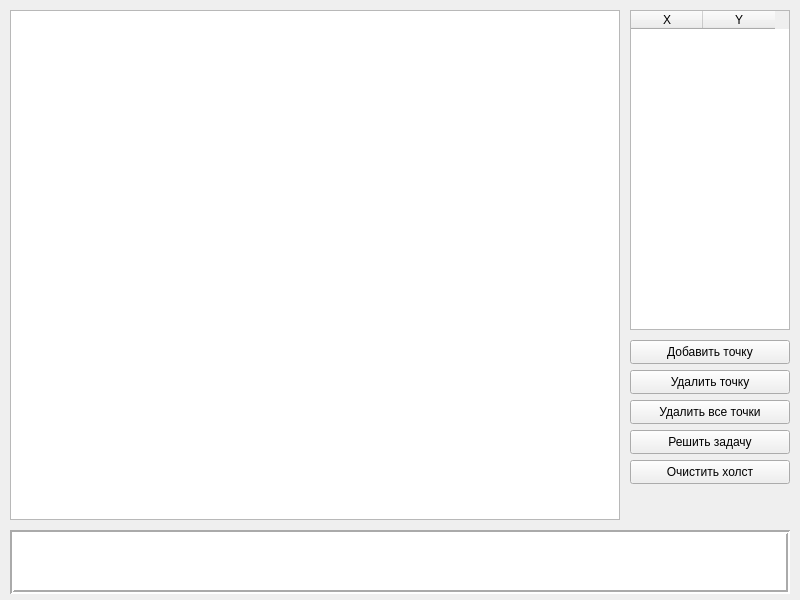
The window that antsor/lab_01/mainwindow.ui (SGCube/IU7-Computer-Graphics) describes before a commit, drawn with Qt 5.
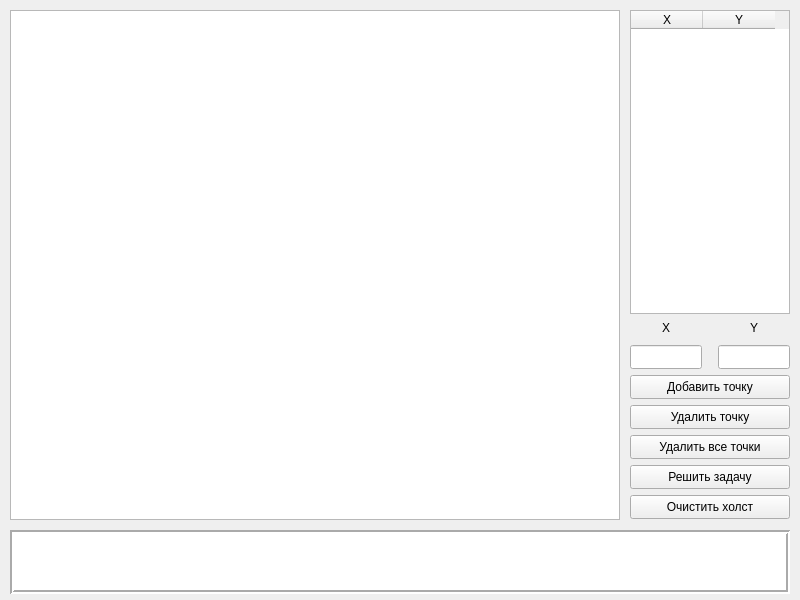
The same window after the commit.

```diff
--- a/antsor/lab_01/mainwindow.ui
+++ b/antsor/lab_01/mainwindow.ui
@@ -20,7 +20,7 @@
       <x>630</x>
       <y>10</y>
       <width>160</width>
-      <height>320</height>
+      <height>304</height>
      </rect>
     </property>
     <property name="verticalScrollBarPolicy">
@@ -86,7 +86,7 @@
     <property name="geometry">
      <rect>
       <x>630</x>
-      <y>340</y>
+      <y>375</y>
       <width>160</width>
       <height>24</height>
      </rect>
@@ -99,7 +99,7 @@
     <property name="geometry">
      <rect>
       <x>630</x>
-      <y>370</y>
+      <y>405</y>
       <width>160</width>
       <height>24</height>
      </rect>
@@ -142,7 +142,7 @@
     <property name="geometry">
      <rect>
       <x>630</x>
-      <y>400</y>
+      <y>435</y>
       <width>160</width>
       <height>24</height>
      </rect>
@@ -155,7 +155,7 @@
     <property name="geometry">
      <rect>
       <x>630</x>
-      <y>430</y>
+      <y>465</y>
       <width>160</width>
       <height>24</height>
      </rect>
@@ -196,7 +196,7 @@
     <property name="geometry">
      <rect>
       <x>630</x>
-      <y>460</y>
+      <y>495</y>
       <width>160</width>
       <height>24</height>
      </rect>
@@ -244,6 +244,58 @@
      <enum>QGraphicsView::MinimalViewportUpdate</enum>
     </property>
    </widget>
+   <widget class="QLineEdit" name="xEdit">
+    <property name="geometry">
+     <rect>
+      <x>630</x>
+      <y>345</y>
+      <width>72</width>
+      <height>24</height>
+     </rect>
+    </property>
+   </widget>
+   <widget class="QLineEdit" name="yEdit">
+    <property name="geometry">
+     <rect>
+      <x>718</x>
+      <y>345</y>
+      <width>72</width>
+      <height>24</height>
+     </rect>
+    </property>
+   </widget>
+   <widget class="QLabel" name="label_X">
+    <property name="geometry">
+     <rect>
+      <x>658</x>
+      <y>320</y>
+      <width>16</width>
+      <height>16</height>
+     </rect>
+    </property>
+    <property name="text">
+     <string>X</string>
+    </property>
+    <property name="alignment">
+     <set>Qt::AlignCenter</set>
+    </property>
+   </widget>
+   <widget class="QLabel" name="label_Y">
+    <property name="geometry">
+     <rect>
+      <x>746</x>
+      <y>320</y>
+      <width>16</width>
+      <height>16</height>
+     </rect>
+    </property>
+    <property name="text">
+     <string>Y</string>
+    </property>
+    <property name="alignment">
+     <set>Qt::AlignCenter</set>
+    </property>
+   </widget>
   </widget>
  </widget>
  <layoutdefault spacing="6" margin="11"/>
```
Left out of the diff: 3 changed lines with no effect on the pictures.
